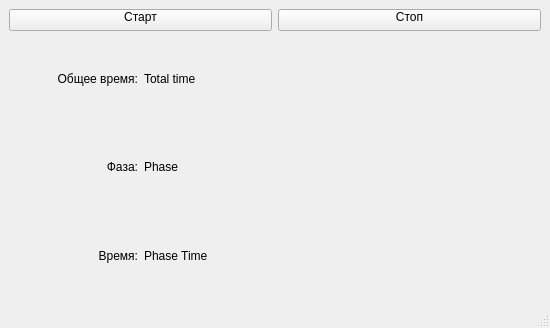
Qt form src/TrainerWindow/trainer.ui (dvarubla/breathe_trainer) before a commit.
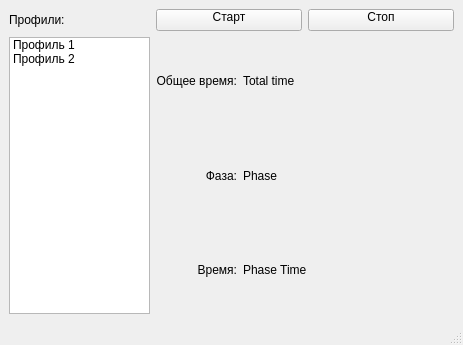
The same form after that commit. Icons and pictures are not drawn. Custom widgets are drawn as their Qt base class.

Commit message: Add train profiles list

Diff of the .ui file:
```diff
--- a/src/TrainerWindow/trainer.ui
+++ b/src/TrainerWindow/trainer.ui
@@ -6,8 +6,8 @@
    <rect>
     <x>0</x>
     <y>0</y>
-    <width>550</width>
-    <height>328</height>
+    <width>463</width>
+    <height>345</height>
    </rect>
   </property>
   <property name="windowTitle">
@@ -20,46 +20,8 @@
    <property name="autoFillBackground">
     <bool>false</bool>
    </property>
-   <layout class="QGridLayout" name="gridLayout_5" rowstretch="1,8">
-    <item row="0" column="0" colspan="2">
-     <layout class="QHBoxLayout" name="horizontalLayout">
-      <item>
-       <widget class="QPushButton" name="startButton">
-        <property name="styleSheet">
-         <string notr="true">text-align:top center;</string>
-        </property>
-        <property name="text">
-         <string>Старт</string>
-        </property>
-        <property name="icon">
-         <iconset resource="../../res/resources.qrc">
-          <normaloff>:/images/play_button.svg</normaloff>:/images/play_button.svg</iconset>
-        </property>
-        <property name="flat">
-         <bool>false</bool>
-        </property>
-       </widget>
-      </item>
-      <item>
-       <widget class="QPushButton" name="stopButton">
-        <property name="styleSheet">
-         <string notr="true">text-align:top center;</string>
-        </property>
-        <property name="text">
-         <string>Стоп</string>
-        </property>
-        <property name="icon">
-         <iconset resource="../../res/resources.qrc">
-          <normaloff>:/images/stop_button.svg</normaloff>:/images/stop_button.svg</iconset>
-        </property>
-       </widget>
-      </item>
-     </layout>
-    </item>
+   <layout class="QGridLayout" name="gridLayout_5" rowstretch="1,8" columnstretch="2,1,2">
     <item row="1" column="1">
-     <widget class="breathe_trainer::TimeMeter" name="timeMeter" native="true"/>
-    </item>
-    <item row="1" column="0">
      <layout class="QGridLayout" name="gridLayout">
       <item row="0" column="0">
        <widget class="QLabel" name="label_3">
@@ -114,6 +76,72 @@
       </item>
      </layout>
     </item>
+    <item row="0" column="1" colspan="2">
+     <layout class="QHBoxLayout" name="horizontalLayout">
+      <item>
+       <widget class="QPushButton" name="startButton">
+        <property name="styleSheet">
+         <string notr="true">text-align:top center;</string>
+        </property>
+        <property name="text">
+         <string>Старт</string>
+        </property>
+        <property name="icon">
+         <iconset resource="../../res/resources.qrc">
+          <normaloff>:/images/play_button.svg</normaloff>:/images/play_button.svg</iconset>
+        </property>
+        <property name="flat">
+         <bool>false</bool>
+        </property>
+       </widget>
+      </item>
+      <item>
+       <widget class="QPushButton" name="stopButton">
+        <property name="styleSheet">
+         <string notr="true">text-align:top center;</string>
+        </property>
+        <property name="text">
+         <string>Стоп</string>
+        </property>
+        <property name="icon">
+         <iconset resource="../../res/resources.qrc">
+          <normaloff>:/images/stop_button.svg</normaloff>:/images/stop_button.svg</iconset>
+        </property>
+       </widget>
+      </item>
+     </layout>
+    </item>
+    <item row="1" column="0">
+     <layout class="QGridLayout" name="gridLayout_2">
+      <item row="0" column="0">
+       <widget class="QListWidget" name="profilesList">
+        <property name="spacing">
+         <number>2</number>
+        </property>
+        <item>
+         <property name="text">
+          <string>Профиль 1</string>
+         </property>
+        </item>
+        <item>
+         <property name="text">
+          <string>Профиль 2</string>
+         </property>
+        </item>
+       </widget>
+      </item>
+     </layout>
+    </item>
+    <item row="1" column="2">
+     <widget class="breathe_trainer::TimeMeter" name="timeMeter" native="true"/>
+    </item>
+    <item row="0" column="0">
+     <widget class="QLabel" name="label_4">
+      <property name="text">
+       <string>Профили:</string>
+      </property>
+     </widget>
+    </item>
    </layout>
   </widget>
   <widget class="QMenuBar" name="menubar">
```
Left out of the diff: 2 changed lines with no effect on the pictures. The commit also changes 18 other files.
